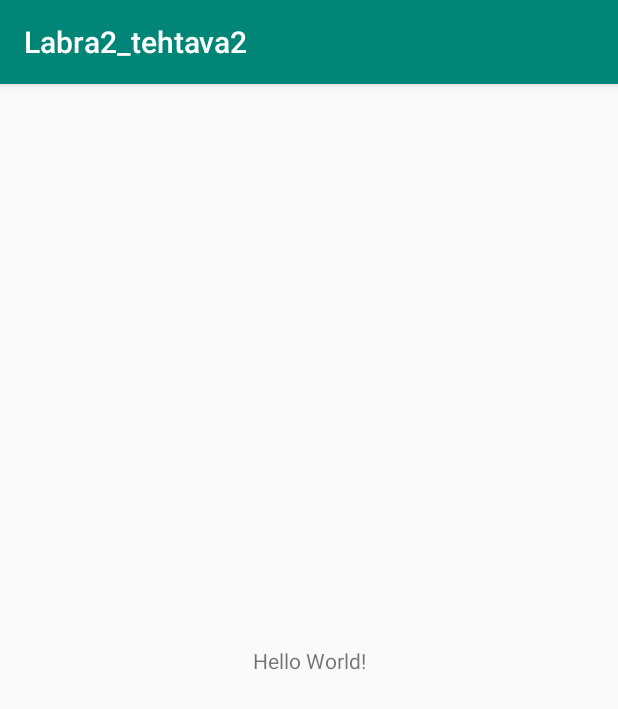
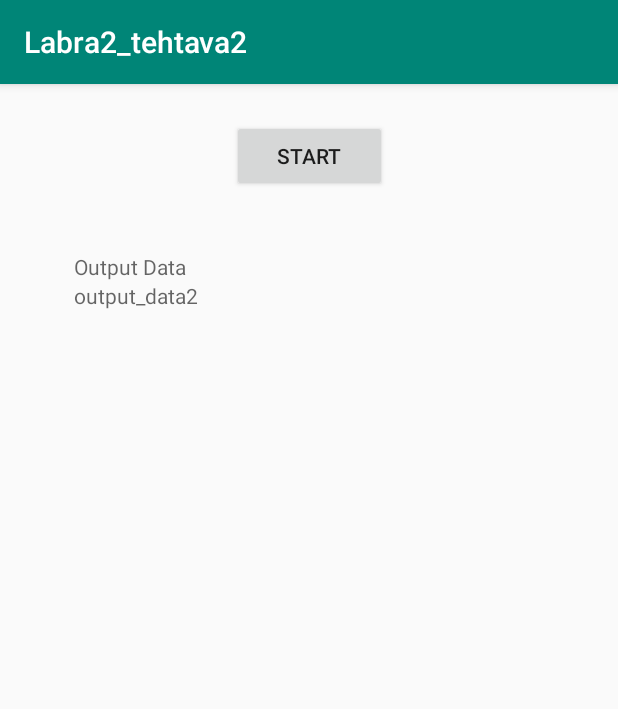
Before and after one commit to kontuniko/Labra2_tehtava2, an Android app: the screen it shows after launch (MainActivity), on a phone screen of 412 x 824 dp. Shown: the top 709 px of the screen. Run offline under Robolectric (Android 15) with nearby library versions, the phone set to English and light mode, and no system bars.

Commit message:
Done! Fix the bugs. Parsing works fine now!

```diff
--- a/app/src/main/AndroidManifest.xml
+++ b/app/src/main/AndroidManifest.xml
@@ -2,6 +2,8 @@
 <manifest xmlns:android="http://schemas.android.com/apk/res/android"
     package="fi.mobtietoliikenne.labra2_tehtava2">
 
+
+    <uses-permission android:name="android.permission.INTERNET"></uses-permission>
     <application
         android:allowBackup="true"
         android:icon="@mipmap/ic_launcher"
--- a/app/src/main/java/fi/mobtietoliikenne/labra2_tehtava2/MainActivity.java
+++ b/app/src/main/java/fi/mobtietoliikenne/labra2_tehtava2/MainActivity.java
@@ -3,12 +3,28 @@ package fi.mobtietoliikenne.labra2_tehtava2;
 import androidx.appcompat.app.AppCompatActivity;
 
 import android.os.Bundle;
+import android.util.Log;
+import android.view.View;
+import android.widget.Button;
+import android.widget.EditText;
+import android.widget.TextView;
 
-public class MainActivity extends AppCompatActivity {
+public class MainActivity extends AppCompatActivity implements View.OnClickListener {
+
+    public static TextView tvOutput2;
 
     @Override
     protected void onCreate(Bundle savedInstanceState) {
         super.onCreate(savedInstanceState);
         setContentView(R.layout.activity_main);
+
+        findViewById(R.id.btnStartAction).setOnClickListener(this);
+        tvOutput2 = (TextView) findViewById(R.id.tvOutput2);
+    }
+
+    @Override
+    public void onClick(View v) {
+        AsynkTask task = new AsynkTask();
+        task.execute();
     }
 }
--- a/app/src/main/res/layout/activity_main.xml
+++ b/app/src/main/res/layout/activity_main.xml
@@ -6,13 +6,38 @@
     android:layout_height="match_parent"
     tools:context=".MainActivity">
 
+
+    <Button
+        android:id="@+id/btnStartAction"
+        android:layout_width="103dp"
+        android:layout_height="wrap_content"
+        android:layout_marginTop="24dp"
+        android:text="@string/start"
+        android:onClick="onClick"
+        app:layout_constraintEnd_toEndOf="parent"
+        app:layout_constraintStart_toStartOf="parent"
+        app:layout_constraintTop_toTopOf="parent" />
+
     <TextView
-        android:layout_width="wrap_content"
+        android:id="@+id/tvOutput"
+        android:layout_width="313dp"
         android:layout_height="wrap_content"
-        android:text="Hello World!"
+        android:layout_marginBottom="412dp"
+        android:hint="@string/output_data"
         app:layout_constraintBottom_toBottomOf="parent"
         app:layout_constraintLeft_toLeftOf="parent"
         app:layout_constraintRight_toRightOf="parent"
-        app:layout_constraintTop_toTopOf="parent" />
+        app:layout_constraintTop_toBottomOf="@+id/btnStartAction"
+        android:layout_marginTop="40dp"
+        app:layout_constraintVertical_bias="0.0" />
+    <TextView
+        android:id="@+id/tvOutput2"
+        android:layout_width="313dp"
+        android:layout_height="wrap_content"
+        android:hint="output_data2"
+        app:layout_constraintTop_toBottomOf="@+id/tvOutput"
+        app:layout_constraintLeft_toLeftOf="parent"
+        app:layout_constraintRight_toRightOf="parent"
+        />
 
 </androidx.constraintlayout.widget.ConstraintLayout>
--- a/app/src/main/res/values/strings.xml
+++ b/app/src/main/res/values/strings.xml
@@ -1,3 +1,5 @@
 <resources>
     <string name="app_name">Labra2_tehtava2</string>
+    <string name="output_data">Output Data</string>
+    <string name="start">Start</string>
 </resources>
```
Also changed, not shown: app/src/main/java/fi/mobtietoliikenne/labra2_tehtava2/AsynkTask.java (added, +87 -0 lines).
